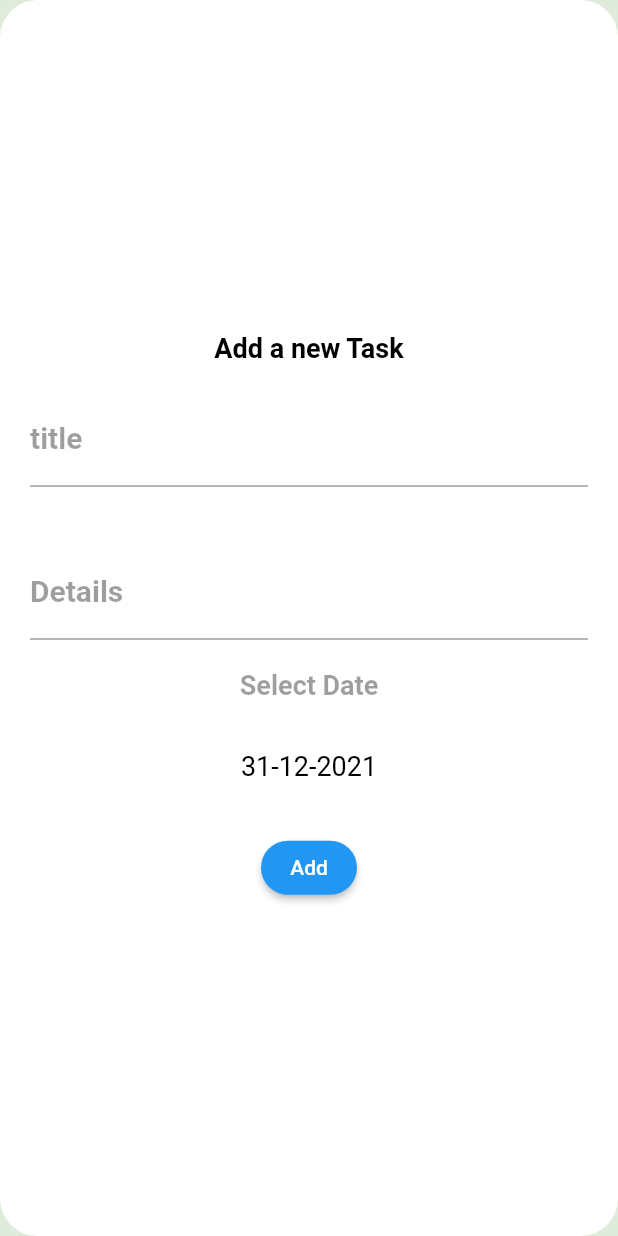
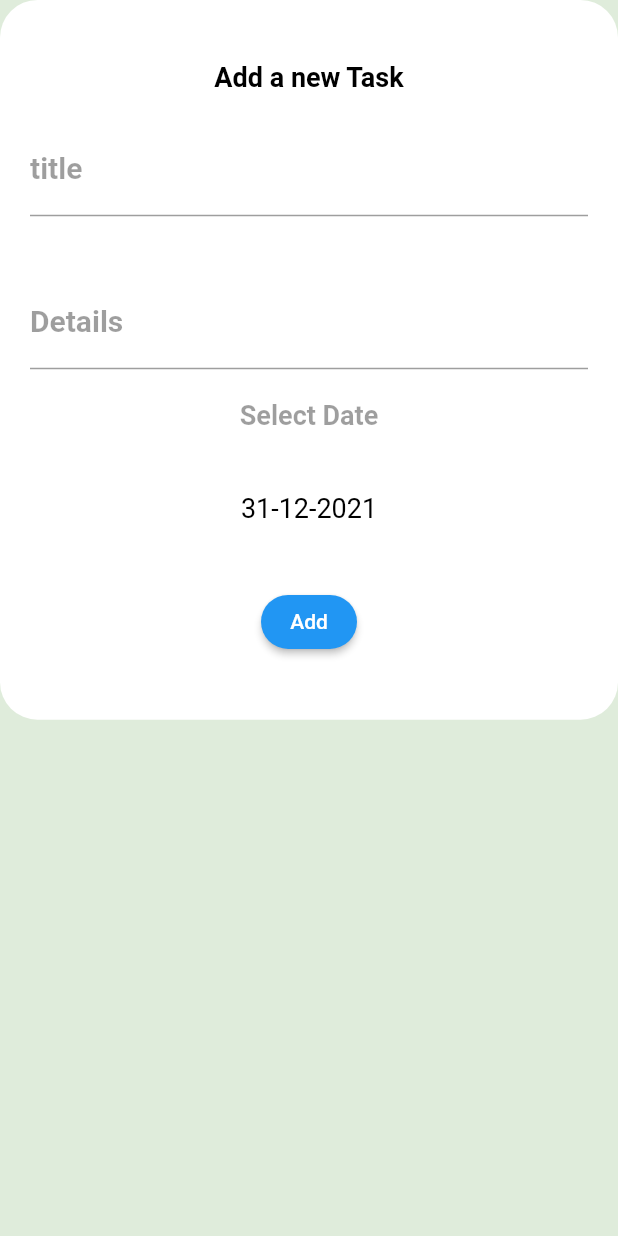
Before and after one commit to mustafasa3eed/todo, a Flutter app: the NewTask widget shown alone on an empty page, opened directly, on a phone screen of 412 x 824 dp. Run offline on Flutter 3.47's test engine with Material 2 defaults, Android fonts, the phone set to English and light mode, and no system bars; our stand-ins replace calendar_timeline, cloud_firestore, firebase_core, flutter_slidable, fluttertoast, shared_preferences; accounts and stored records are empty; generated files the repository leaves out were written again.

Commit message:
shared preferences

```diff
--- a/lib/models/language_menu.dart
+++ b/lib/models/language_menu.dart
@@ -15,7 +15,8 @@ class _LanguageMenuState extends State<LanguageMenu> {
   @override
   Widget build(BuildContext context) {
     var provider = Provider.of<AppConfigProvider>(context);
-    return Container(
+    return SingleChildScrollView(
+      child: Container(
         margin: const EdgeInsets.only(left: 20,right: 20, bottom: 200),
         height: 100,
         decoration: BoxDecoration(
@@ -42,6 +43,7 @@ class _LanguageMenuState extends State<LanguageMenu> {
                 child: provider.appLanguage == 'ar'?
                   selectedLanguage('العربية'):unSelectedLanguage('العربية')),
           ],
+        ),
       ),
     );
   }
--- a/lib/models/theme_menu.dart
+++ b/lib/models/theme_menu.dart
@@ -15,7 +15,8 @@ class _ThemeMenuState extends State<ThemeMenu> {
   Widget build(BuildContext context) {
     var provider = Provider.of<AppConfigProvider>(context);
 
-    return Container(
+    return SingleChildScrollView(
+      child: Container(
         margin: EdgeInsets.only(left: 20,right: 20, bottom: 200),
         height: 100,
         decoration: BoxDecoration(
@@ -48,6 +49,7 @@ class _ThemeMenuState extends State<ThemeMenu> {
                   AppLocalizations.of(context)!.dark),
             )
           ],
+        ),
       ),
     );
   }
--- a/lib/modules/new_task.dart
+++ b/lib/modules/new_task.dart
@@ -21,7 +21,8 @@ class _NewTaskState extends State<NewTask> {
   Widget build(BuildContext context) {
     var provider = Provider.of<AppConfigProvider>(context);
 
-    return Container(
+    return SingleChildScrollView(
+      child: Container(
         decoration: BoxDecoration(
             color: provider.isDarkMode()
                 ? MyThemeData.primaryColorDark
@@ -30,6 +31,10 @@ class _NewTaskState extends State<NewTask> {
         child: Column(
           mainAxisAlignment: MainAxisAlignment.center,
           children: [
+            SizedBox(
+              height: MediaQuery.of(context).size.height * 0.05,
+            ),
+
             Text(AppLocalizations.of(context)!.sheet,
                 style: TextStyle(
                   color: provider.isDarkMode() ? Colors.white : Colors.black,
@@ -104,7 +109,7 @@ class _NewTaskState extends State<NewTask> {
                         fontWeight: FontWeight.bold),
                   ),
                   SizedBox(
-                  height: MediaQuery.of(context).size.height * 0.04,
+                    height: MediaQuery.of(context).size.height * 0.05,
                   )
                 ],
               ),
@@ -130,7 +135,7 @@ class _NewTaskState extends State<NewTask> {
                   ),
                 )),
             SizedBox(
-            height: MediaQuery.of(context).size.height * 0.04,
+              height: MediaQuery.of(context).size.height * 0.05,
             ),
             ElevatedButton(
                 style: ElevatedButton.styleFrom(
@@ -140,8 +145,13 @@ class _NewTaskState extends State<NewTask> {
                 onPressed: () {
                   addToDo();
                 },
-              child: Text(AppLocalizations.of(context)!.add))
+                child: Text(AppLocalizations.of(context)!.add)),
+            SizedBox(
+              height: MediaQuery.of(context).size.height * 0.05,
+            ),
+
           ],
+        ),
       ),
     );
   }
--- a/lib/shared/network/local/app_config_provider.dart
+++ b/lib/shared/network/local/app_config_provider.dart
@@ -1,4 +1,3 @@
-
 import 'package:flutter/material.dart';
 import 'package:shared_preferences/shared_preferences.dart';
 
```
Also changed, not shown: lib/models/todo_widget.dart (+5 -14 lines), lib/modules/edit_task_screen.dart (+7 -3 lines), lib/modules/todo_list.dart (+0 -16 lines). Lines whose indentation alone changed are shown as unchanged.
